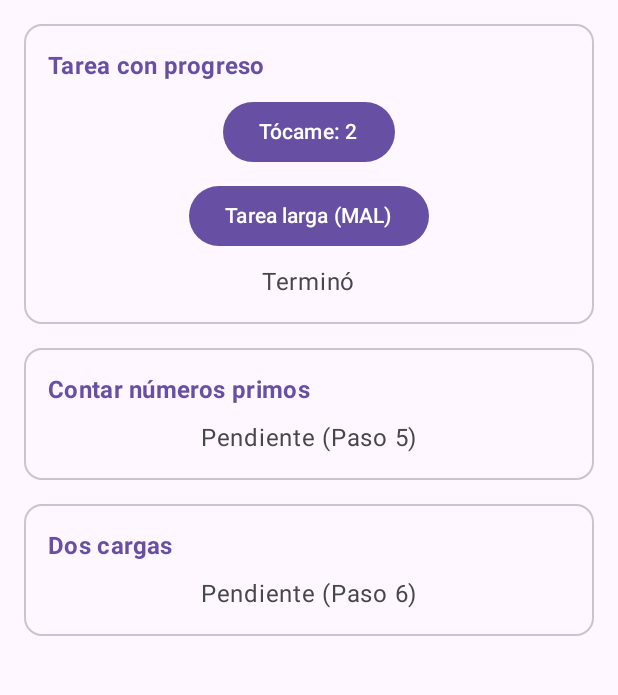
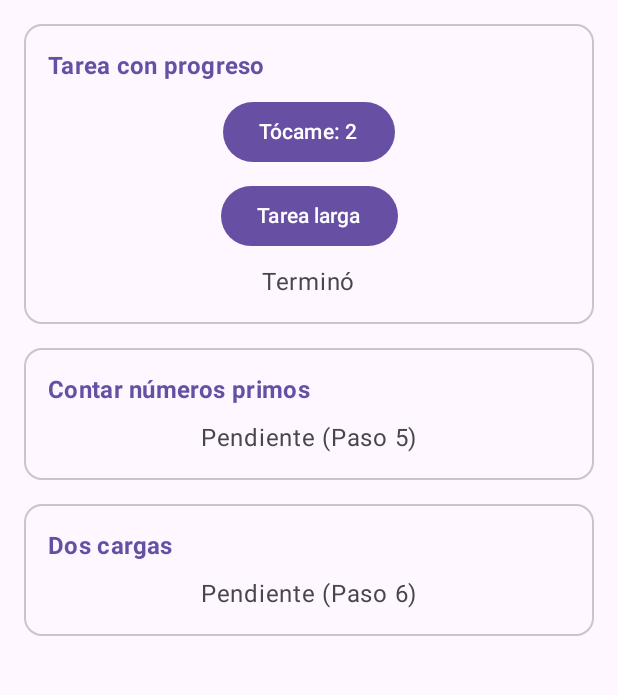
Before and after one commit to faridchz16/CentroTareas, an Android app built with Jetpack Compose: the screen it shows after launch (MainActivity), after a tap on an icon or button, on a phone screen of 412 x 824 dp, the part 96-791 px from its top. Run offline under Robolectric (Android 15) with nearby library versions, the phone set to English and light mode, and no system bars; 2 other taps on this screen came first.

Commit message:
fix(hilos): mueve la tarea larga a una corrutina con withContext

```diff
--- a/app/src/main/java/com/chavez/centrotareas/ui/PantallaTareas.kt
+++ b/app/src/main/java/com/chavez/centrotareas/ui/PantallaTareas.kt
@@ -60,8 +60,8 @@ fun PantallaTareas(vm: TareasViewModel) {
                 Button(onClick = { toques++ }) {
                     Text("Tócame: $toques")
                 }
-                Button(onClick = { vm.tareaLargaMala() }) {
-                    Text("Tarea larga (MAL)")
+                Button(onClick = { vm.tareaLarga() }) {
+                    Text("Tarea larga")
                 }
 
                 Text(
--- a/app/src/main/java/com/chavez/centrotareas/viewmodel/TareasViewModel.kt
+++ b/app/src/main/java/com/chavez/centrotareas/viewmodel/TareasViewModel.kt
@@ -1,26 +1,43 @@
 package com.chavez.centrotareas.viewmodel
 
+import android.util.Log
 import androidx.lifecycle.ViewModel
+import androidx.lifecycle.viewModelScope
 import com.chavez.centrotareas.data.TareasRepository
 import com.chavez.centrotareas.model.CargaUi
 import com.chavez.centrotareas.model.PrimosUi
+import kotlinx.coroutines.Dispatchers
+import kotlinx.coroutines.delay
 import kotlinx.coroutines.flow.MutableStateFlow
 import kotlinx.coroutines.flow.StateFlow
 import kotlinx.coroutines.flow.asStateFlow
+import kotlinx.coroutines.launch
+import kotlinx.coroutines.withContext
 
 class TareasViewModel(private val repo: TareasRepository) : ViewModel() {
 
     private val _mensaje = MutableStateFlow("Listo")
     val mensaje: StateFlow<String> = _mensaje.asStateFlow()
 
-    fun tareaLargaMala() {
-        _mensaje.value = "Trabajando..."
-        Thread.sleep(4000)
-        _mensaje.value = "Terminó"
+    fun tareaLarga() {
+        viewModelScope.launch {
+            _mensaje.value = "Trabajando..."
+            Log.d("HILO", "Antes: ${Thread.currentThread().name}")
+
+            withContext(Dispatchers.Default) {
+                Log.d("HILO", "Dentro: ${Thread.currentThread().name}")
+                delay(4000)
+            }
+
+            Log.d("HILO", "Despues: ${Thread.currentThread().name}")
+            _mensaje.value = "Terminó"
+        }
     }
 
     private val _primos = MutableStateFlow<PrimosUi>(PrimosUi.Inicial)
     val primos: StateFlow<PrimosUi> = _primos.asStateFlow()
+
     private val _carga = MutableStateFlow<CargaUi>(CargaUi.Inicial)
     val carga: StateFlow<CargaUi> = _carga.asStateFlow()
+
 }
```
